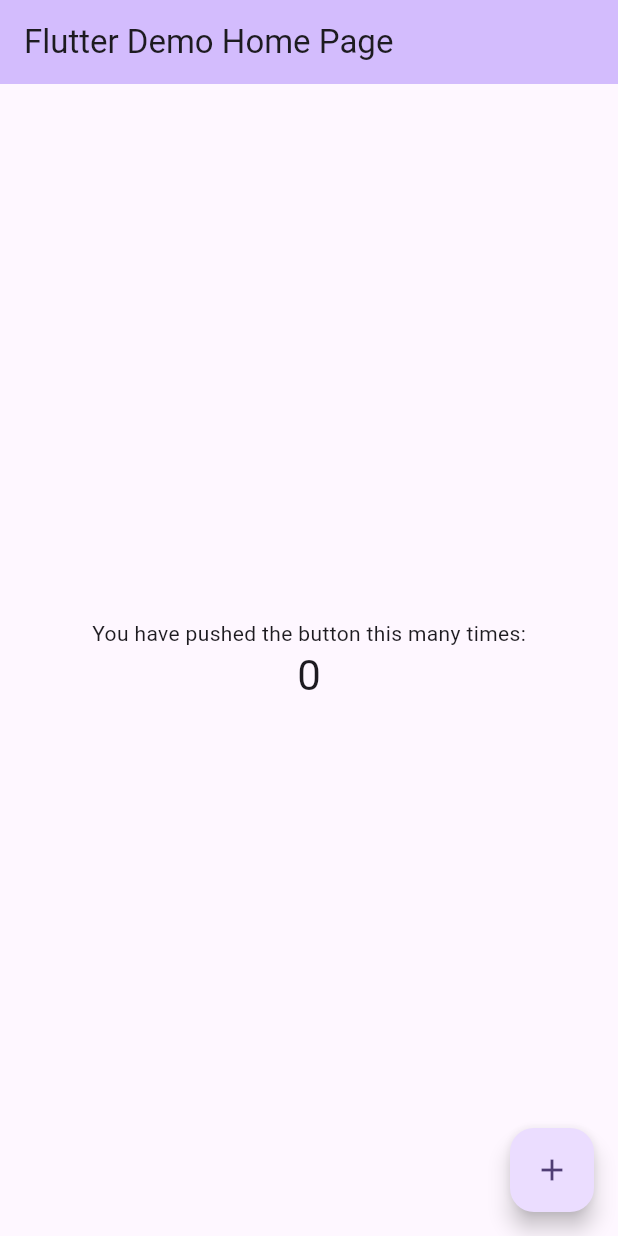
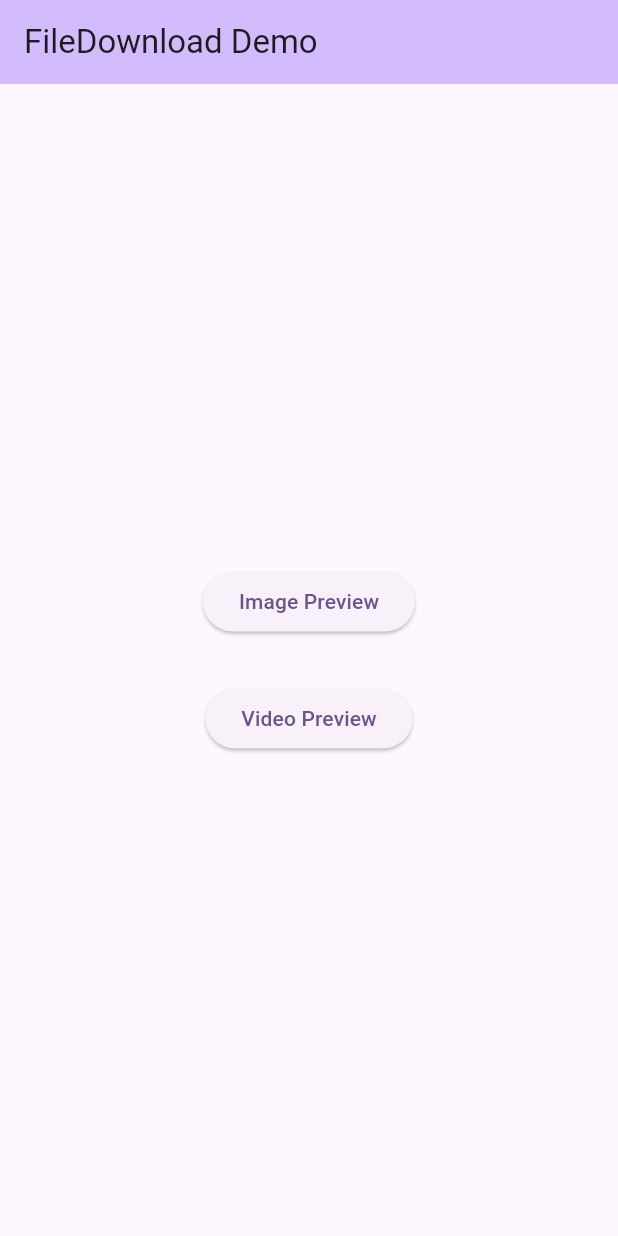
Before and after one commit to K-Mose/Flutter_Feature, a Flutter app: the screen it shows after launch, on a phone screen of 412 x 824 dp. Run offline on Flutter 3.47's test engine with Material 3 defaults, Android fonts, the phone set to English and light mode, and no system bars; our stand-ins replace cached_network_image, device_info_plus, dio, file_picker, firebase_core, flutter_native_splash and 11 more; missing offline and left inert: bootpay, cp949_dart, dart:ffi, desktop_webview_window, flutter_libserialport, kiosk_mode and 9 more; accounts and stored records are empty; generated files the repository leaves out were written again.

Commit message:
FileDownload - Feature: 1. Add ImageViewer

```diff
--- a/file_download/lib/main.dart
+++ b/file_download/lib/main.dart
@@ -1,3 +1,4 @@
+import 'package:file_download/screens/image_viewer_screen.dart';
 import 'package:flutter/material.dart';
 
 void main() {
@@ -13,41 +14,16 @@
     return MaterialApp(
       title: 'Flutter Demo',
       theme: ThemeData(
-        // This is the theme of your application.
-        //
-        // TRY THIS: Try running your application with "flutter run". You'll see
-        // the application has a purple toolbar. Then, without quitting the app,
-        // try changing the seedColor in the colorScheme below to Colors.green
-        // and then invoke "hot reload" (save your changes or press the "hot
-        // reload" button in a Flutter-supported IDE, or press "r" if you used
-        // the command line to start the app).
-        //
-        // Notice that the counter didn't reset back to zero; the application
-        // state is not lost during the reload. To reset the state, use hot
-        // restart instead.
-        //
-        // This works for code too, not just values: Most code changes can be
-        // tested with just a hot reload.
         colorScheme: ColorScheme.fromSeed(seedColor: Colors.deepPurple),
         useMaterial3: true,
       ),
-      home: const MyHomePage(title: 'Flutter Demo Home Page'),
+      home: const MyHomePage(title: 'FileDownload Demo'),
     );
   }
 }
 
 class MyHomePage extends StatefulWidget {
   const MyHomePage({super.key, required this.title});
-
-  // This widget is the home page of your application. It is stateful, meaning
-  // that it has a State object (defined below) that contains fields that affect
-  // how it looks.
-
-  // This class is the configuration for the state. It holds the values (in this
-  // case the title) provided by the parent (in this case the App widget) and
-  // used by the build method of the State. Fields in a Widget subclass are
-  // always marked "final".
-
   final String title;
 
   @override
@@ -55,71 +31,29 @@
 }
 
 class _MyHomePageState extends State<MyHomePage> {
-  int _counter = 0;
-
-  void _incrementCounter() {
-    setState(() {
-      // This call to setState tells the Flutter framework that something has
-      // changed in this State, which causes it to rerun the build method below
-      // so that the display can reflect the updated values. If we changed
-      // _counter without calling setState(), then the build method would not be
-      // called again, and so nothing would appear to happen.
-      _counter++;
-    });
-  }
-
   @override
   Widget build(BuildContext context) {
-    // This method is rerun every time setState is called, for instance as done
-    // by the _incrementCounter method above.
-    //
-    // The Flutter framework has been optimized to make rerunning build methods
-    // fast, so that you can just rebuild anything that needs updating rather
-    // than having to individually change instances of widgets.
     return Scaffold(
       appBar: AppBar(
-        // TRY THIS: Try changing the color here to a specific color (to
-        // Colors.amber, perhaps?) and trigger a hot reload to see the AppBar
-        // change color while the other colors stay the same.
         backgroundColor: Theme.of(context).colorScheme.inversePrimary,
-        // Here we take the value from the MyHomePage object that was created by
-        // the App.build method, and use it to set our appbar title.
         title: Text(widget.title),
       ),
-      body: Center(
-        // Center is a layout widget. It takes a single child and positions it
-        // in the middle of the parent.
+      body: Container(
+        padding: const EdgeInsets.symmetric(vertical: 40, horizontal: 100),
+        width: double.maxFinite,
         child: Column(
-          // Column is also a layout widget. It takes a list of children and
-          // arranges them vertically. By default, it sizes itself to fit its
-          // children horizontally, and tries to be as tall as its parent.
-          //
-          // Column has various properties to control how it sizes itself and
-          // how it positions its children. Here we use mainAxisAlignment to
-          // center the children vertically; the main axis here is the vertical
-          // axis because Columns are vertical (the cross axis would be
-          // horizontal).
-          //
-          // TRY THIS: Invoke "debug painting" (choose the "Toggle Debug Paint"
-          // action in the IDE, or press "p" in the console), to see the
-          // wireframe for each widget.
           mainAxisAlignment: MainAxisAlignment.center,
-          children: <Widget>[
-            const Text(
-              'You have pushed the button this many times:',
-            ),
-            Text(
-              '$_counter',
-              style: Theme.of(context).textTheme.headlineMedium,
-            ),
+          crossAxisAlignment: CrossAxisAlignment.center,
+          children: [
+            ElevatedButton(
+                onPressed: () => Navigator.of(context).push(MaterialPageRoute(
+                      builder: (context) => const ImageViewerScreen())),
+                child: const Text("Image Preview")),
+            const SizedBox(height: 30,),
+            ElevatedButton(onPressed: () {}, child: const Text("Video Preview")),
           ],
         ),
       ),
-      floatingActionButton: FloatingActionButton(
-        onPressed: _incrementCounter,
-        tooltip: 'Increment',
-        child: const Icon(Icons.add),
-      ), // This trailing comma makes auto-formatting nicer for build methods.
     );
   }
 }
```
Also changed, not shown: file_download/lib/screens/image_viewer_screen.dart (added, +81 -0 lines), file_download/pubspec.yaml (+7 -0 lines), file_download/lib/screens/video_viewer_screen.dart (added), file_download/pubspec.lock, 3 other files.
